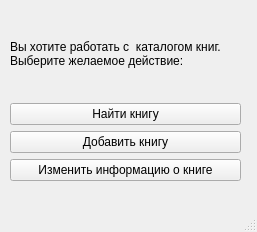
This is My_Project/select_action_for_books.ui in alizalas/QtProject as Qt 5 draws it before an edit. The edited form follows.
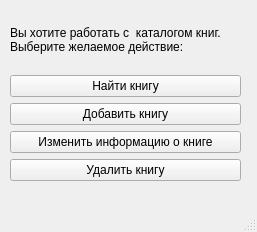
This is the edited form.

```diff
--- a/My_Project/select_action_for_books.ui
+++ b/My_Project/select_action_for_books.ui
@@ -14,7 +14,7 @@
    <string>MainWindow</string>
   </property>
   <widget class="QWidget" name="centralwidget">
-   <widget class="QWidget" name="">
+   <widget class="QWidget" name="layoutWidget">
     <property name="geometry">
      <rect>
       <x>10</x>
@@ -53,6 +53,13 @@
        </property>
       </widget>
      </item>
+     <item>
+      <widget class="QPushButton" name="delet">
+       <property name="text">
+        <string>Удалить книгу</string>
+       </property>
+      </widget>
+     </item>
     </layout>
    </widget>
   </widget>
```
Left out of the diff: 2 changed lines with no effect on the pictures.
